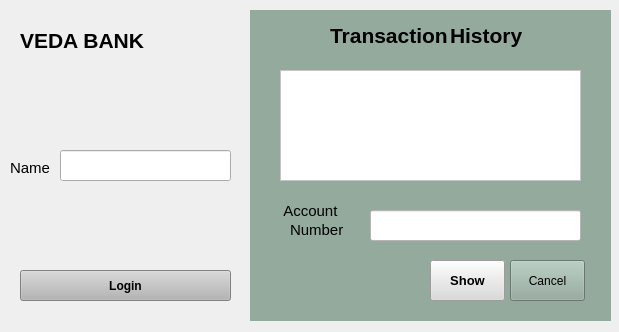
Old version of the form widget.ui in the repository Laura-vdea/bank_v4.
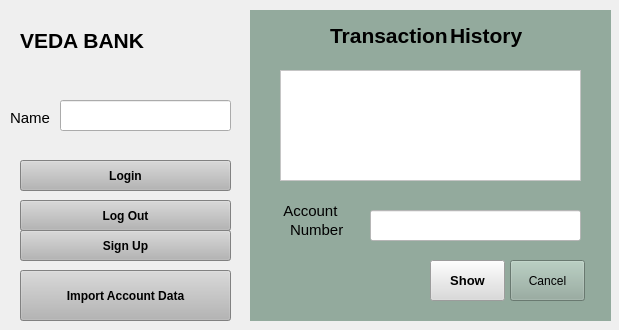
New version of the form. The open tabs and pages were chosen to show the change.

Commit message: add annotation and create the Login method, Logout, Signup, Signout, Import 'account data'

Patch:
```diff
--- a/widget.ui
+++ b/widget.ui
@@ -7,7 +7,7 @@
     <x>0</x>
     <y>0</y>
     <width>619</width>
-    <height>332</height>
+    <height>330</height>
    </rect>
   </property>
   <property name="windowTitle">
@@ -36,7 +36,7 @@
    <property name="geometry">
     <rect>
      <x>10</x>
-     <y>160</y>
+     <y>110</y>
      <width>41</width>
      <height>16</height>
     </rect>
@@ -848,7 +848,7 @@
    <property name="geometry">
     <rect>
      <x>60</x>
-     <y>150</y>
+     <y>100</y>
      <width>171</width>
      <height>31</height>
     </rect>
@@ -858,7 +858,7 @@
    <property name="geometry">
     <rect>
      <x>20</x>
-     <y>270</y>
+     <y>160</y>
      <width>211</width>
      <height>31</height>
     </rect>
@@ -876,6 +876,85 @@
     <string>Login</string>
    </property>
   </widget>
+  <widget class="QPushButton" name="SignUpButton">
+   <property name="geometry">
+    <rect>
+     <x>20</x>
+     <y>230</y>
+     <width>211</width>
+     <height>31</height>
+    </rect>
+   </property>
+   <property name="font">
+    <font>
+     <bold>true</bold>
+    </font>
+   </property>
+   <property name="styleSheet">
+    <string notr="true">
+background-color: rgb(181, 181, 181);</string>
+   </property>
+   <property name="text">
+    <string>Sign Up</string>
+   </property>
+  </widget>
+  <widget class="QPushButton" name="ImportButton">
+   <property name="geometry">
+    <rect>
+     <x>20</x>
+     <y>270</y>
+     <width>211</width>
+     <height>51</height>
+    </rect>
+   </property>
+   <property name="font">
+    <font>
+     <bold>true</bold>
+    </font>
+   </property>
+   <property name="styleSheet">
+    <string notr="true">
+background-color: rgb(181, 181, 181);</string>
+   </property>
+   <property name="text">
+    <string>Import Account Data</string>
+   </property>
+  </widget>
+  <widget class="QPushButton" name="LogoutButton">
+   <property name="geometry">
+    <rect>
+     <x>20</x>
+     <y>200</y>
+     <width>211</width>
+     <height>31</height>
+    </rect>
+   </property>
+   <property name="font">
+    <font>
+     <bold>true</bold>
+    </font>
+   </property>
+   <property name="styleSheet">
+    <string notr="true">
+background-color: rgb(181, 181, 181);</string>
+   </property>
+   <property name="text">
+    <string>Log Out</string>
+   </property>
+  </widget>
+  <widget class="QLabel" name="label_username">
+   <property name="geometry">
+    <rect>
+     <x>63</x>
+     <y>109</y>
+     <width>171</width>
+     <height>16</height>
+    </rect>
+   </property>
+   <property name="text">
+    <string/>
+   </property>
+  </widget>
  </widget>
  <resources/>
  <connections/>
```
Left out of the diff: 2 changed lines with no effect on the pictures. The commit also changes 11 other files.
